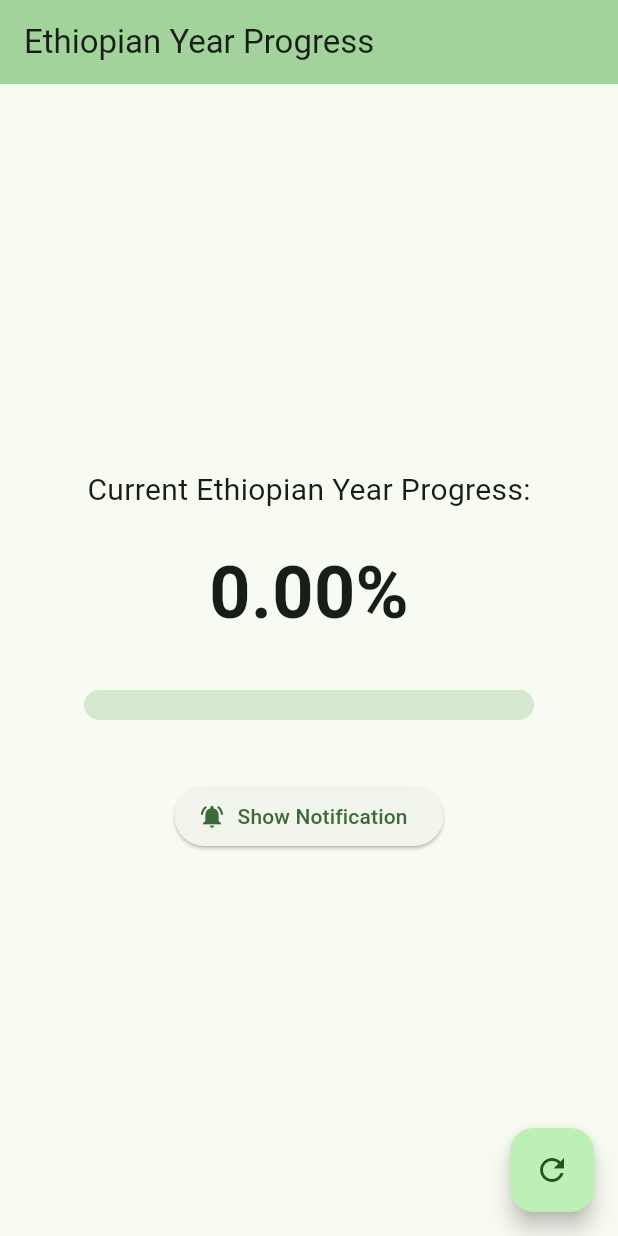
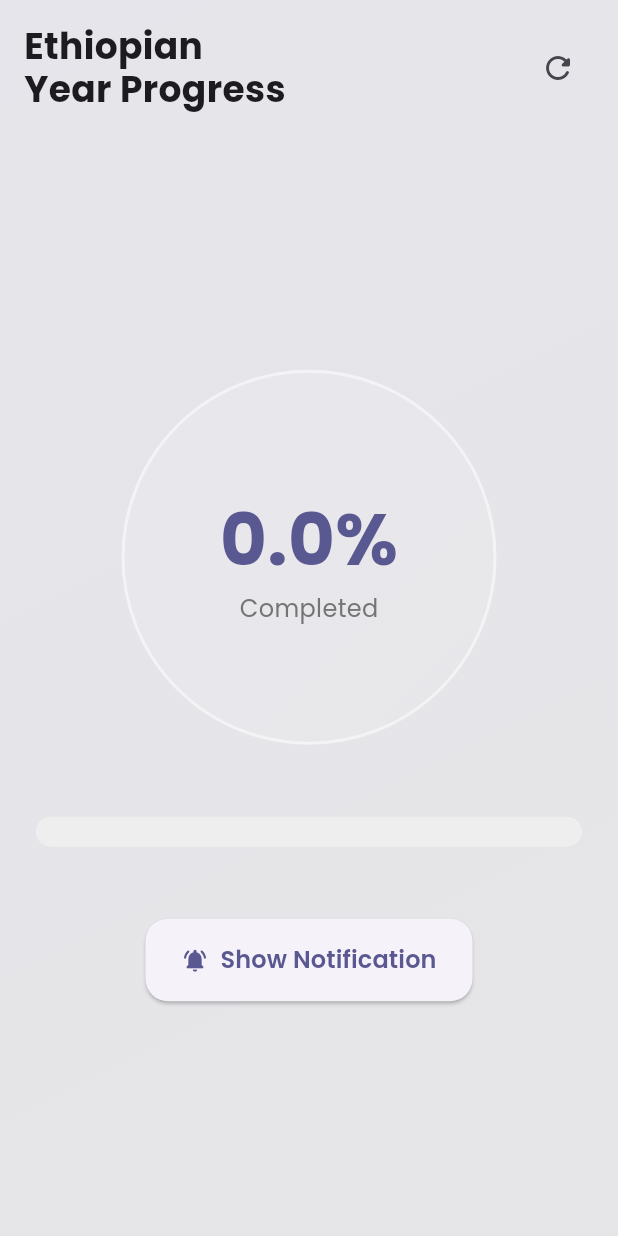
Before and after one commit to Samuel-Fikre/year-tracker, a Flutter app: the screen it shows after launch, after a tap on "Show Notification", on a phone screen of 412 x 824 dp. Run offline on Flutter 3.47's test engine with Material 3 defaults, Android fonts, the phone set to English and light mode, and no system bars; drawn by our look-alikes of flutter_animate, glassmorphism; our stand-ins replace awesome_notifications, google_fonts; missing offline and left inert: ethiopian_datetime, workmanager; statements that could not run were skipped.

Commit message:
ui change

```diff
--- a/lib/main.dart
+++ b/lib/main.dart
@@ -1,5 +1,9 @@
 import 'package:flutter/material.dart';
+import 'package:flutter/services.dart';
+import 'package:google_fonts/google_fonts.dart';
 import 'package:workmanager/workmanager.dart';
+import 'package:flutter_animate/flutter_animate.dart';
+import 'package:glassmorphism/glassmorphism.dart';
 import 'services/year_progress_service.dart';
 
 @pragma('vm:entry-point')
@@ -31,28 +35,16 @@ void main() async {
 class MyApp extends StatelessWidget {
   const MyApp({super.key});
 
-  // This widget is the root of your application.
   @override
   Widget build(BuildContext context) {
     return MaterialApp(
       title: 'Ethiopian Year Progress',
       theme: ThemeData(
-        // This is the theme of your application.
-        //
-        // TRY THIS: Try running your application with "flutter run". You'll see
-        // the application has a purple toolbar. Then, without quitting the app,
-        // try changing the seedColor in the colorScheme below to Colors.green
-        // and then invoke "hot reload" (save your changes or press the "hot
-        // reload" button in a Flutter-supported IDE, or press "r" if you used
-        // the command line to start the app).
-        //
-        // Notice that the counter didn't reset back to zero; the application
-        // state is not lost during the reload. To reset the state, use hot
-        // restart instead.
-        //
-        // This works for code too, not just values: Most code changes can be
-        // tested with just a hot reload.
-        colorScheme: ColorScheme.fromSeed(seedColor: Colors.green),
+        colorScheme: ColorScheme.fromSeed(
+          seedColor: const Color(0xFF6C63FF),
+          brightness: Brightness.light,
+        ),
+        textTheme: GoogleFonts.poppinsTextTheme(),
         useMaterial3: true,
       ),
       home: const MyHomePage(),
@@ -62,15 +54,6 @@ class MyApp extends StatelessWidget {
 
 class MyHomePage extends StatefulWidget {
   const MyHomePage({super.key});
-
-  // This widget is the home page of your application. It is stateful, meaning
-  // that it has a State object (defined below) that contains fields that affect
-  // how it looks.
-
-  // This class is the configuration for the state. It holds the values (in this
-  // case the title) provided by the parent (in this case the App widget) and
-  // used by the build method of the State. Fields in a Widget subclass are
-  // always marked "final".
 
   @override
   State<MyHomePage> createState() => _MyHomePageState();
@@ -83,6 +66,12 @@ class _MyHomePageState extends State<MyHomePage> {
   void initState() {
     super.initState();
     _updateProgress();
+    SystemChrome.setSystemUIOverlayStyle(
+      const SystemUiOverlayStyle(
+        statusBarColor: Colors.transparent,
+        statusBarIconBrightness: Brightness.dark,
+      ),
+    );
   }
 
   void _updateProgress() {
@@ -93,85 +82,190 @@ class _MyHomePageState extends State<MyHomePage> {
 
   @override
   Widget build(BuildContext context) {
-    // This method is rerun every time setState is called, for instance as done
-    // by the _updateProgress method above.
-    //
-    // The Flutter framework has been optimized to make rerunning build methods
-    // fast, so that you can just rebuild anything that needs updating rather
-    // than having to individually change instances of widgets.
     return Scaffold(
-      appBar: AppBar(
-        // TRY THIS: Try changing the color here to a specific color (to
-        // Colors.amber, perhaps?) and trigger a hot reload to see the AppBar
-        // change color while the other colors stay the same.
-        backgroundColor: Theme.of(context).colorScheme.inversePrimary,
-        // Here we take the value from the MyHomePage object that was created by
-        // the App.build method, and use it to set our appbar title.
-        title: const Text('Ethiopian Year Progress'),
-      ),
-      body: Center(
-        // Center is a layout widget. It takes a single child and positions it
-        // in the middle of the parent.
-        child: Column(
-          // Column is also a layout widget. It takes a list of children and
-          // arranges them vertically. By default, it sizes itself to fit its
-          // children horizontally, and tries to be as tall as its parent.
-          //
-          // Column has various properties to control how it sizes itself and
-          // how it positions its children. Here we use mainAxisAlignment to
-          // center the children vertically; the main axis here is the vertical
-          // axis because Columns are vertical (the cross axis would be
-          // horizontal).
-          //
-          // TRY THIS: Invoke "debug painting" (choose the "Toggle Debug Paint"
-          // action in the IDE, or press "p" in the console), to see the
-          // wireframe for each widget.
-          mainAxisAlignment: MainAxisAlignment.center,
-          children: <Widget>[
-            const Text(
-              'Current Ethiopian Year Progress:',
-              style: TextStyle(fontSize: 20),
-            ),
-            const SizedBox(height: 20),
-            Text(
-              '${_progress.toStringAsFixed(2)}%',
-              style: const TextStyle(
-                fontSize: 48,
-                fontWeight: FontWeight.bold,
+      backgroundColor: const Color(0xFFF5F5F5),
+      body: Stack(
+        children: [
+          // Background gradient
+          Container(
+            decoration: BoxDecoration(
+              gradient: LinearGradient(
+                begin: Alignment.topLeft,
+                end: Alignment.bottomRight,
+                colors: [
+                  Theme.of(context).colorScheme.primary.withOpacity(0.1),
+                  Theme.of(context).colorScheme.secondary.withOpacity(0.1),
+                ],
               ),
             ),
-            const SizedBox(height: 30),
-            SizedBox(
-              width: 300,
-              child: LinearProgressIndicator(
-                value: _progress / 100,
-                minHeight: 20,
-                borderRadius: BorderRadius.circular(10),
-              ),
+          ),
+          SafeArea(
+            child: Column(
+              children: [
+                // Custom App Bar
+                Padding(
+                  padding: const EdgeInsets.all(16.0),
+                  child: Row(
+                    mainAxisAlignment: MainAxisAlignment.spaceBetween,
+                    children: [
+                      Text(
+                        'Ethiopian\nYear Progress',
+                        style: GoogleFonts.poppins(
+                          fontSize: 24,
+                          fontWeight: FontWeight.bold,
+                          height: 1.2,
+                        ),
+                      ),
+                      IconButton(
+                        onPressed: _updateProgress,
+                        icon: const Icon(Icons.refresh_rounded),
+                      ),
+                    ],
+                  ),
+                ),
+                Expanded(
+                  child: Center(
+                    child: Padding(
+                      padding: const EdgeInsets.symmetric(horizontal: 24.0),
+                      child: Column(
+                        mainAxisAlignment: MainAxisAlignment.center,
+                        children: [
+                          // Progress Circle
+                          GlassmorphicContainer(
+                            width: 250,
+                            height: 250,
+                            borderRadius: 125,
+                            blur: 20,
+                            alignment: Alignment.center,
+                            border: 2,
+                            linearGradient: LinearGradient(
+                              begin: Alignment.topLeft,
+                              end: Alignment.bottomRight,
+                              colors: [
+                                const Color(0xFFffffff).withOpacity(0.1),
+                                const Color(0xFFFFFFFF).withOpacity(0.05),
+                              ],
+                            ),
+                            borderGradient: LinearGradient(
+                              begin: Alignment.topLeft,
+                              end: Alignment.bottomRight,
+                              colors: [
+                                const Color(0xFFffffff).withOpacity(0.5),
+                                const Color((0xFFFFFFFF)).withOpacity(0.5),
+                              ],
+                            ),
+                            child: Center(
+                              child: Column(
+                                mainAxisAlignment: MainAxisAlignment.center,
+                                children: [
+                                  Text(
+                                    '${_progress.toStringAsFixed(1)}%',
+                                    style: GoogleFonts.poppins(
+                                      fontSize: 48,
+                                      fontWeight: FontWeight.bold,
+                                      color:
+                                          Theme.of(context).colorScheme.primary,
+                                    ),
+                                  )
+                                      .animate()
+                                      .fadeIn(duration: 600.ms)
+                                      .scale(delay: 200.ms),
+                                  Text(
+                                    'Completed',
+                                    style: GoogleFonts.poppins(
+                                      fontSize: 16,
+                                      color: Colors.grey[600],
+                                    ),
+                                  ),
+                                ],
+                              ),
+                            ),
+                          )
+                              .animate()
+                              .fadeIn(duration: 800.ms)
+                              .scale(delay: 300.ms),
+                          const SizedBox(height: 48),
+                          // Progress Bar
+                          Container(
+                            width: double.infinity,
+                            height: 20,
+                            decoration: BoxDecoration(
+                              color: Colors.grey[200],
+                              borderRadius: BorderRadius.circular(10),
+                            ),
+                            child: Stack(
+                              children: [
+                                FractionallySizedBox(
+                                  widthFactor: _progress / 100,
+                                  child: Container(
+                                    decoration: BoxDecoration(
+                                      gradient: LinearGradient(
+                                        colors: [
+                                          Theme.of(context).colorScheme.primary,
+                                          Theme.of(context)
+                                              .colorScheme
+                                              .secondary,
+                                        ],
+                                      ),
+                                      borderRadius: BorderRadius.circular(10),
+                                    ),
+                                  ),
+                                )
+                                    .animate()
+                                    .fadeIn(duration: 800.ms)
+                                    .slideX(begin: -0.5, end: 0, delay: 300.ms),
+                              ],
+                            ),
+                          ),
+                          const SizedBox(height: 48),
+                          // Notification Button
+                          ElevatedButton.icon(
+                            onPressed: () async {
+                              await YearProgressService
+                                  .showYearProgressNotification();
+                              if (!mounted) return;
+                              ScaffoldMessenger.of(context).showSnackBar(
+                                SnackBar(
+                                  content: Text(
+                                    'Notification sent!',
+                                    style: GoogleFonts.poppins(),
+                                  ),
+                                  backgroundColor:
+                                      Theme.of(context).colorScheme.primary,
+                                  duration: const Duration(seconds: 2),
+                                ),
+                              );
+                            },
+                            style: ElevatedButton.styleFrom(
+                              padding: const EdgeInsets.symmetric(
+                                  horizontal: 24, vertical: 16),
+                              shape: RoundedRectangleBorder(
+                                borderRadius: BorderRadius.circular(15),
+                              ),
+                            ),
+                            icon:
+                                const Icon(Icons.notifications_active_rounded),
+                            label: Text(
+                              'Show Notification',
+                              style: GoogleFonts.poppins(
+                                fontSize: 16,
+                                fontWeight: FontWeight.w600,
+                              ),
+                            ),
+                          )
+                              .animate()
+                              .fadeIn(duration: 600.ms)
+                              .slideY(begin: 0.3, end: 0, delay: 400.ms),
+                        ],
+                      ),
+                    ),
+                  ),
+                ),
+              ],
             ),
-            const SizedBox(height: 40),
-            ElevatedButton.icon(
-              onPressed: () async {
-                await YearProgressService.showYearProgressNotification();
-                if (!mounted) return;
-                ScaffoldMessenger.of(context).showSnackBar(
-                  const SnackBar(
-                    content: Text('Notification sent!'),
-                    duration: Duration(seconds: 2),
-                  ),
-                );
-              },
-              icon: const Icon(Icons.notifications_active),
-              label: const Text('Show Notification'),
-            ),
-          ],
-        ),
+          ),
+        ],
       ),
-      floatingActionButton: FloatingActionButton(
-        onPressed: _updateProgress,
-        tooltip: 'Refresh Progress',
-        child: const Icon(Icons.refresh),
-      ), // This trailing comma makes auto-formatting nicer for build methods.
     );
   }
 }
```
Also changed, not shown: pubspec.yaml (+5 -3 lines), pubspec.lock, 1 other file.
